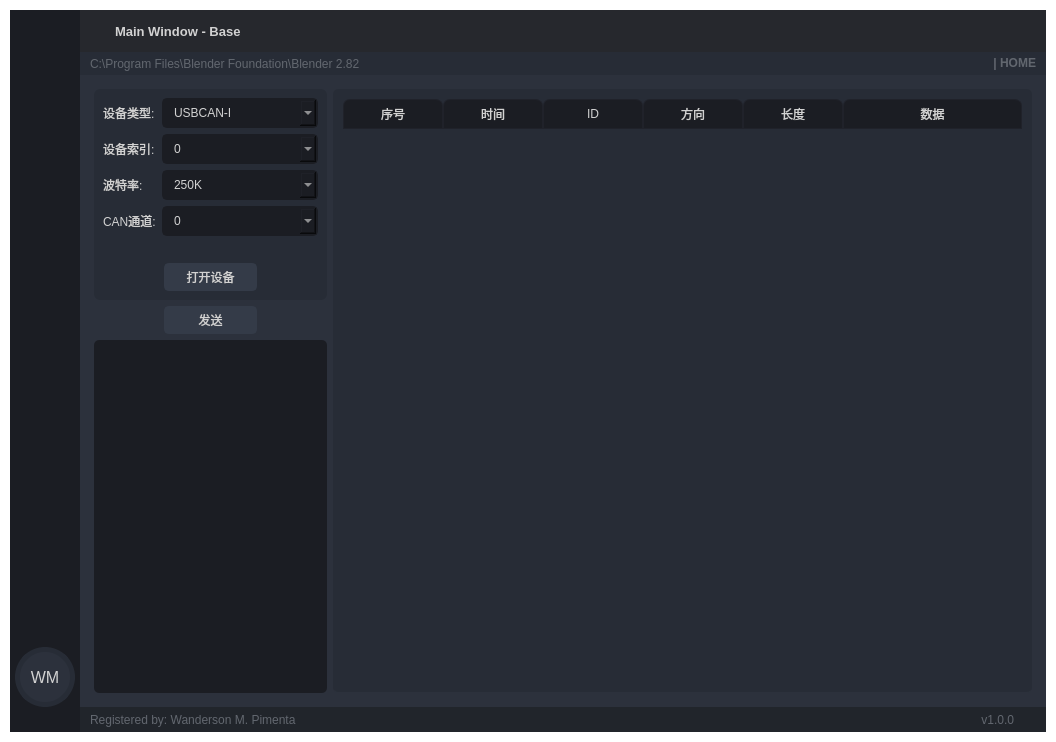
jeffery96/WisdomVehicleCalibrationTool, file GUI_BASE.ui: the form before one commit.
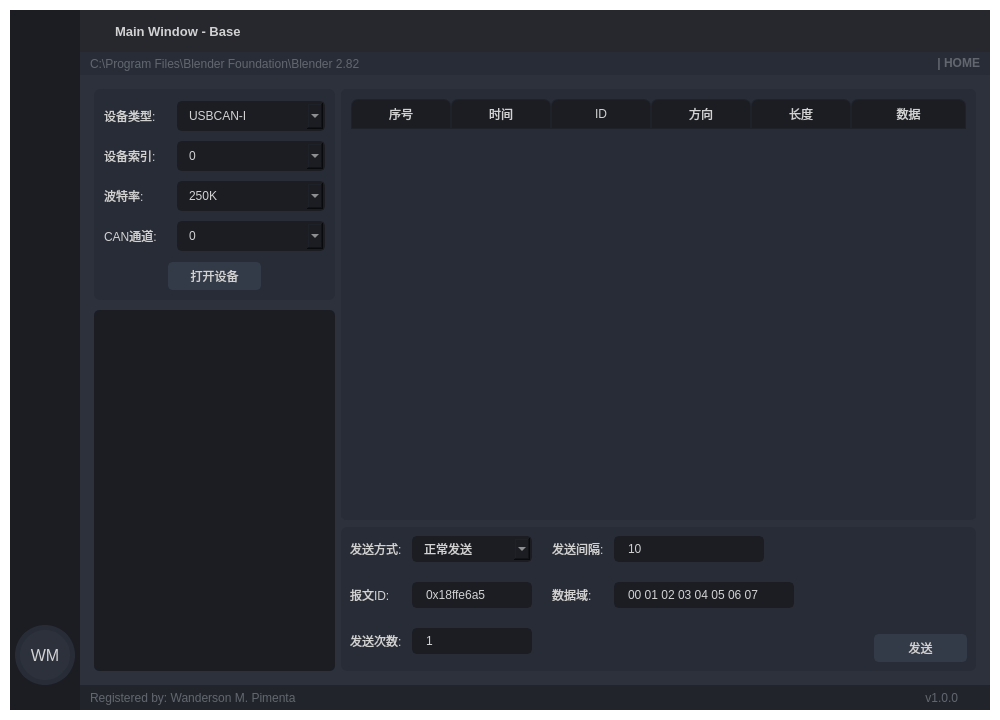
The form after the commit. Icons and pictures are not drawn. Custom widgets are drawn as their Qt base class.

Commit message: 新增报文解析到控件显示和pte_info右键菜单清空功能

What changed in the file:
```diff
--- a/GUI_BASE.ui
+++ b/GUI_BASE.ui
@@ -7,8 +7,8 @@
    <rect>
     <x>0</x>
     <y>0</y>
-    <width>1056</width>
-    <height>742</height>
+    <width>1000</width>
+    <height>720</height>
    </rect>
   </property>
   <property name="minimumSize">
@@ -182,15 +182,6 @@
        </color>
       </brush>
      </colorrole>
-     <colorrole role="PlaceholderText">
-      <brush brushstyle="NoBrush">
-       <color alpha="128">
-        <red>210</red>
-        <green>210</green>
-        <blue>210</blue>
-       </color>
-      </brush>
-     </colorrole>
     </active>
     <inactive>
      <colorrole role="WindowText">
@@ -355,15 +346,6 @@
        </color>
       </brush>
      </colorrole>
-     <colorrole role="PlaceholderText">
-      <brush brushstyle="NoBrush">
-       <color alpha="128">
-        <red>210</red>
-        <green>210</green>
-        <blue>210</blue>
-       </color>
-      </brush>
-     </colorrole>
     </inactive>
     <disabled>
      <colorrole role="WindowText">
@@ -528,15 +510,6 @@
        </color>
       </brush>
      </colorrole>
-     <colorrole role="PlaceholderText">
-      <brush brushstyle="NoBrush">
-       <color alpha="128">
-        <red>210</red>
-        <green>210</green>
-        <blue>210</blue>
-       </color>
-      </brush>
-     </colorrole>
     </disabled>
    </palette>
   </property>
@@ -1662,11 +1635,25 @@
 	background-color: rgb(35, 40, 49);
 	border: 2px solid rgb(43, 50, 61);
 }
-</string>
+QLineEdit {
+	background-color: rgb(27, 29, 35);
+	border-radius: 5px;
+	border: 2px solid rgb(27, 29, 35);
+	padding-left: 10px;
+}
+QLineEdit:hover {
+	border: 2px solid rgb(64, 71, 88);
+}
+QLineEdit:focus {
+	border: 2px solid rgb(91, 101, 124);
+}</string>
                    </property>
-                   <layout class="QHBoxLayout" name="horizontalLayout_19" stretch="3,9">
+                   <layout class="QHBoxLayout" name="horizontalLayout_18">
                     <item>
                      <layout class="QVBoxLayout" name="verticalLayout_13">
+                      <property name="spacing">
+                       <number>10</number>
+                      </property>
                       <property name="sizeConstraint">
                        <enum>QLayout::SetDefaultConstraint</enum>
                       </property>
@@ -1697,10 +1684,40 @@
                          <enum>QFrame::Raised</enum>
                         </property>
                         <layout class="QHBoxLayout" name="horizontalLayout_17">
+                         <property name="spacing">
+                          <number>0</number>
+                         </property>
+                         <property name="leftMargin">
+                          <number>10</number>
+                         </property>
+                         <property name="topMargin">
+                          <number>10</number>
+                         </property>
+                         <property name="rightMargin">
+                          <number>10</number>
+                         </property>
+                         <property name="bottomMargin">
+                          <number>10</number>
+                         </property>
                          <item>
                           <layout class="QVBoxLayout" name="verticalLayout_12">
+                           <property name="spacing">
+                            <number>0</number>
+                           </property>
                            <item>
                             <layout class="QFormLayout" name="formLayout">
+                             <property name="formAlignment">
+                              <set>Qt::AlignLeading|Qt::AlignLeft|Qt::AlignVCenter</set>
+                             </property>
+                             <property name="horizontalSpacing">
+                              <number>20</number>
+                             </property>
+                             <property name="verticalSpacing">
+                              <number>10</number>
+                             </property>
+                             <property name="bottomMargin">
+                              <number>10</number>
+                             </property>
                              <item row="0" column="0">
                               <widget class="QLabel" name="lable_devicetype">
                                <property name="font">
@@ -1848,6 +1865,9 @@
                            </item>
                            <item>
                             <layout class="QHBoxLayout" name="horizontalLayout_13">
+                             <property name="spacing">
+                              <number>0</number>
+                             </property>
                              <item>
                               <widget class="QPushButton" name="btn_opendevice">
                                <property name="sizePolicy">
@@ -1880,35 +1900,6 @@
                         </layout>
                        </widget>
                       </item>
-                      <item>
-                       <layout class="QHBoxLayout" name="horizontalLayout_15">
-                        <item>
-                         <widget class="QPushButton" name="btn_cantrans">
-                          <property name="sizePolicy">
-                           <sizepolicy hsizetype="Fixed" vsizetype="Fixed">
-                            <horstretch>0</horstretch>
-                            <verstretch>0</verstretch>
-                           </sizepolicy>
-                          </property>
-                          <property name="minimumSize">
-                           <size>
-                            <width>93</width>
-                            <height>28</height>
-                           </size>
-                          </property>
-                          <property name="maximumSize">
-                           <size>
-                            <width>93</width>
-                            <height>28</height>
-                           </size>
-                          </property>
-                          <property name="text">
-                           <string>发送</string>
-                          </property>
-                         </widget>
-                        </item>
-                       </layout>
-                      </item>
                       <item>
                        <layout class="QHBoxLayout" name="horizontalLayout_16">
                         <item>
@@ -1942,7 +1933,7 @@
                      </layout>
                     </item>
                     <item>
-                     <layout class="QHBoxLayout" name="horizontalLayout_18">
+                     <layout class="QVBoxLayout" name="verticalLayout_36" stretch="3,1">
                       <item>
                        <widget class="QTableWidget" name="tablew_msgdisplay">
                         <property name="sizePolicy">
@@ -2075,6 +2066,286 @@
                         </column>
                        </widget>
                       </item>
+                      <item>
+                       <widget class="QFrame" name="frame_5">
+                        <property name="frameShape">
+                         <enum>QFrame::StyledPanel</enum>
+                        </property>
+                        <property name="frameShadow">
+                         <enum>QFrame::Raised</enum>
+                        </property>
+                        <layout class="QHBoxLayout" name="horizontalLayout_66" stretch="0,1,1">
+                         <item>
+                          <layout class="QHBoxLayout" name="horizontalLayout_19">
+                           <property name="spacing">
+                            <number>20</number>
+                           </property>
+                           <item>
+                            <layout class="QFormLayout" name="formLayout_2">
+                             <property name="horizontalSpacing">
+                              <number>10</number>
+                             </property>
+                             <property name="verticalSpacing">
+                              <number>20</number>
+                             </property>
+                             <item row="0" column="0">
+                              <widget class="QLabel" name="label_sendtype">
+                               <property name="font">
+                                <font>
+                                 <family>Segoe UI</family>
+                                </font>
+                               </property>
+                               <property name="text">
+                                <string>发送方式:</string>
+                               </property>
+                              </widget>
+                             </item>
+                             <item row="0" column="1">
+                              <widget class="QComboBox" name="cbb_sendtype">
+                               <property name="sizePolicy">
+                                <sizepolicy hsizetype="Preferred" vsizetype="Fixed">
+                                 <horstretch>0</horstretch>
+                                 <verstretch>0</verstretch>
+                                </sizepolicy>
+                               </property>
+                               <property name="minimumSize">
+                                <size>
+                                 <width>120</width>
+                                 <height>26</height>
+                                </size>
+                               </property>
+                               <property name="maximumSize">
+                                <size>
+                                 <width>120</width>
+                                 <height>26</height>
+                                </size>
+                               </property>
+                               <item>
+                                <property name="text">
+                                 <string>正常发送</string>
+                                </property>
+                               </item>
+                               <item>
+                                <property name="text">
+                                 <string>单次发送</string>
+                                </property>
+                               </item>
+                               <item>
+                                <property name="text">
+                                 <string>自发自收</string>
+                                </property>
+                               </item>
+                              </widget>
+                             </item>
+                             <item row="1" column="0">
+                              <widget class="QLabel" name="label_id">
+                               <property name="font">
+                                <font>
+                                 <family>Segoe UI</family>
+                                </font>
+                               </property>
+                               <property name="text">
+                                <string>报文ID:</string>
+                               </property>
+                              </widget>
+                             </item>
+                             <item row="1" column="1">
+                              <widget class="QLineEdit" name="le_id">
+                               <property name="sizePolicy">
+                                <sizepolicy hsizetype="Preferred" vsizetype="Fixed">
+                                 <horstretch>0</horstretch>
+                                 <verstretch>0</verstretch>
+                                </sizepolicy>
+                               </property>
+                               <property name="minimumSize">
+                                <size>
+                                 <width>120</width>
+                                 <height>26</height>
+                                </size>
+                               </property>
+                               <property name="maximumSize">
+                                <size>
+                                 <width>120</width>
+                                 <height>26</height>
+                                </size>
+                               </property>
+                               <property name="text">
+                                <string>0x18ffe6a5</string>
+                               </property>
+                              </widget>
+                             </item>
+                             <item row="2" column="0">
+                              <widget class="QLabel" name="label_sendnum">
+                               <property name="font">
+                                <font>
+                                 <family>Segoe UI</family>
+                                </font>
+                               </property>
+                               <property name="text">
+                                <string>发送次数:</string>
+                               </property>
+                              </widget>
+                             </item>
+                             <item row="2" column="1">
+                              <widget class="QLineEdit" name="le_sendnum">
+                               <property name="minimumSize">
+                                <size>
+                                 <width>120</width>
+                                 <height>26</height>
+                                </size>
+                               </property>
+                               <property name="maximumSize">
+                                <size>
+                                 <width>120</width>
+                                 <height>26</height>
+                                </size>
+                               </property>
+                               <property name="text">
+                                <string>1</string>
+                               </property>
+                              </widget>
+                             </item>
+                            </layout>
+                           </item>
+                           <item>
+                            <layout class="QFormLayout" name="formLayout_3">
+                             <property name="horizontalSpacing">
+                              <number>10</number>
+                             </property>
+                             <property name="verticalSpacing">
+                              <number>20</number>
+                             </property>
+                             <item row="0" column="0">
+                              <widget class="QLabel" name="label_sendinterval">
+                               <property name="font">
+                                <font>
+                                 <family>Segoe UI</family>
+                                </font>
+                               </property>
+                               <property name="text">
+                                <string>发送间隔:</string>
+                               </property>
+                              </widget>
+                             </item>
+                             <item row="0" column="1">
+                              <widget class="QLineEdit" name="le_sendinterval">
+                               <property name="minimumSize">
+                                <size>
+                                 <width>0</width>
+                                 <height>26</height>
+                                </size>
+                               </property>
+                               <property name="maximumSize">
+                                <size>
+                                 <width>150</width>
+                                 <height>26</height>
+                                </size>
+                               </property>
+                               <property name="text">
+                                <string>10</string>
+                               </property>
+                              </widget>
+                             </item>
+                             <item row="1" column="0">
+                              <widget class="QLabel" name="label_data">
+                               <property name="font">
+                                <font>
+                                 <family>Segoe UI</family>
+                                </font>
+                               </property>
+                               <property name="text">
+                                <string>数据域:</string>
+                               </property>
+                              </widget>
+                             </item>
+                             <item row="1" column="1">
+                              <widget class="QLineEdit" name="le_data">
+                               <property name="minimumSize">
+                                <size>
+                                 <width>180</width>
+                                 <height>26</height>
+                                </size>
+                               </property>
+                               <property name="maximumSize">
+                                <size>
+                                 <width>180</width>
+                                 <height>26</height>
+                                </size>
+                               </property>
+                               <property name="inputMask">
+                                <string/>
+                               </property>
+                               <property name="text">
+                                <string>00 01 02 03 04 05 06 07</string>
+                               </property>
+                              </widget>
+                             </item>
+                            </layout>
+                           </item>
+                          </layout>
+                         </item>
+                         <item>
+                          <spacer name="horizontalSpacer_16">
+                           <property name="orientation">
+                            <enum>Qt::Horizontal</enum>
+                           </property>
+                           <property name="sizeHint" stdset="0">
+                            <size>
+                             <width>63</width>
+                             <height>20</height>
+                            </size>
+                           </property>
+                          </spacer>
+                         </item>
+                         <item>
+                          <layout class="QVBoxLayout" name="verticalLayout_37">
+                           <item>
+                            <spacer name="verticalSpacer_13">
+                             <property name="orientation">
+                              <enum>Qt::Vertical</enum>
+                             </property>
+                             <property name="sizeHint" stdset="0">
+                              <size>
+                               <width>20</width>
+                               <height>40</height>
+                              </size>
+                             </property>
+                            </spacer>
+                           </item>
+                           <item>
+                            <layout class="QHBoxLayout" name="horizontalLayout_15">
+                             <item>
+                              <widget class="QPushButton" name="btn_sendmsg">
+                               <property name="sizePolicy">
+                                <sizepolicy hsizetype="Fixed" vsizetype="Fixed">
+                                 <horstretch>0</horstretch>
+                                 <verstretch>0</verstretch>
+                                </sizepolicy>
+                               </property>
+                               <property name="minimumSize">
+                                <size>
+                                 <width>93</width>
+                                 <height>28</height>
+                                </size>
+                               </property>
+                               <property name="maximumSize">
+                                <size>
+                                 <width>93</width>
+                                 <height>28</height>
+                                </size>
+                               </property>
+                               <property name="text">
+                                <string>发送</string>
+                               </property>
+                              </widget>
+                             </item>
+                            </layout>
+                           </item>
+                          </layout>
+                         </item>
+                        </layout>
+                       </widget>
+                      </item>
                      </layout>
                     </item>
                    </layout>
```
Left out of the diff: 37 changed lines with no effect on the pictures. The commit also changes 8 other files.
